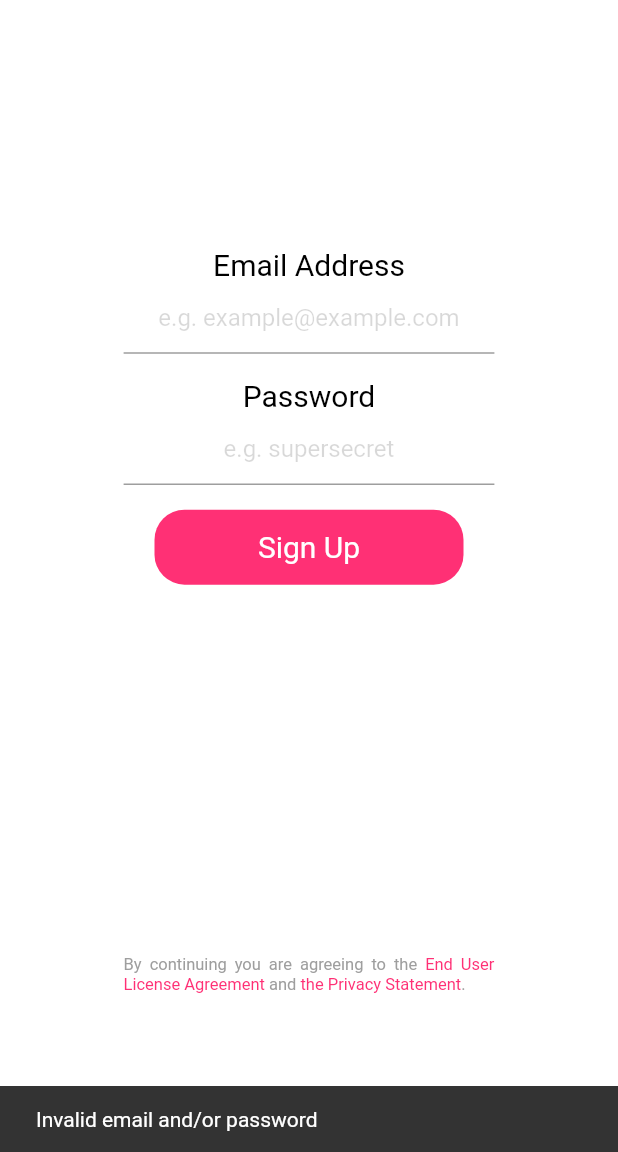
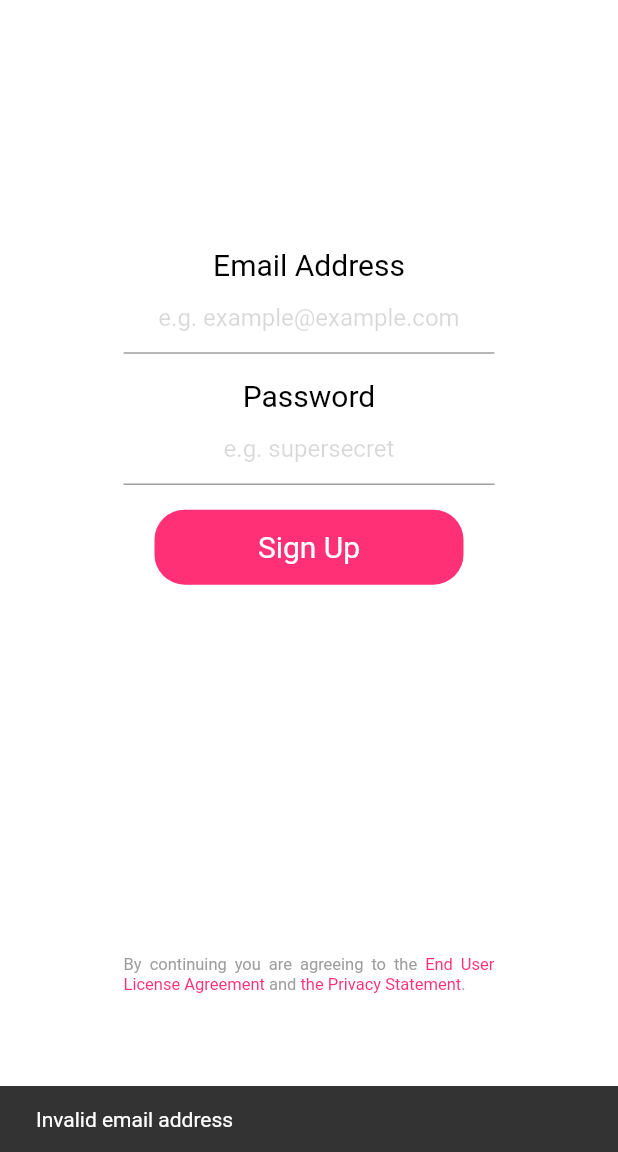
Before and after one commit to andreafabbricatore/clout, a Flutter app: the SignUpScreen screen opened directly, after a tap on "Sign Up", on a phone screen of 412 x 824 dp, the part 84-1236 px from its top. Run offline on Flutter 3.47's test engine with Material 2 defaults, Android fonts, the phone set to English and light mode, and no system bars; our stand-ins replace app_links, bottom_navy_bar, cloud_firestore, dio, firebase_auth, firebase_core and 14 more; missing offline and left inert: maps_launcher; accounts and stored records are empty; network calls fail.

Commit message:
added regex for psw and email address

```diff
--- a/lib/screens/eventdetailscreen.dart
+++ b/lib/screens/eventdetailscreen.dart
@@ -190,9 +190,6 @@ class _EventDetailScreenState extends State<EventDetailScreen> {
     final dynamicLinkParams = DynamicLinkParameters(
       link: Uri.parse("https://outwithclout.com/${widget.event.docid}"),
       uriPrefix: "https://outwithclout.page.link",
-      androidParameters:
-          const AndroidParameters(packageName: "com.outwithclout.app.android"),
-      iosParameters: const IOSParameters(bundleId: "com.outwithclout.app.ios"),
     );
     final dynamicLink =
         await FirebaseDynamicLinks.instance.buildLink(dynamicLinkParams);
@@ -286,7 +283,8 @@ class _EventDetailScreenState extends State<EventDetailScreen> {
                   onTap: () async {
                     String link = await createShareLink();
                     //print(link);
-                    String text = "Join ${widget.event.title} on Clout!\n$link";
+                    String text =
+                        "Join ${widget.event.title} on Clout!\n\n$link";
                     shareevent(text);
                   },
                   child: const Padding(
--- a/lib/screens/signupscreen.dart
+++ b/lib/screens/signupscreen.dart
@@ -145,7 +145,9 @@ class _SignUpScreenState extends State<SignUpScreen> {
             InkWell(
               onTap: () async {
                 if (emailController.text.isNotEmpty &&
-                    pswController.text.isNotEmpty) {
+                    RegExp(r"^[a-zA-Z0-9.a-zA-Z0-9.!#$%&'*+-/=?^_`{|}~]+@[a-zA-Z0-9]+\.[a-zA-Z]+")
+                        .hasMatch(emailController.text.trim()) &&
+                    pswController.text.length >= 8) {
                   setState(() {
                     curruser.email = emailController.text.trim();
                   });
@@ -157,7 +159,14 @@ class _SignUpScreenState extends State<SignUpScreen> {
                     ),
                   );
                 } else {
-                  displayErrorSnackBar("Invalid email and/or password");
+                  if (emailController.text.isEmpty ||
+                      !RegExp(r"^[a-zA-Z0-9.a-zA-Z0-9.!#$%&'*+-/=?^_`{|}~]+@[a-zA-Z0-9]+\.[a-zA-Z]+")
+                          .hasMatch(emailController.text.trim())) {
+                    displayErrorSnackBar("Invalid email address");
+                  } else if (pswController.text.length < 8) {
+                    displayErrorSnackBar(
+                        "Password has to be at least 8 characters");
+                  }
                 }
               },
               child: SizedBox(
```
Also changed, not shown: lib/screens/settings.dart (+4 -4 lines).
